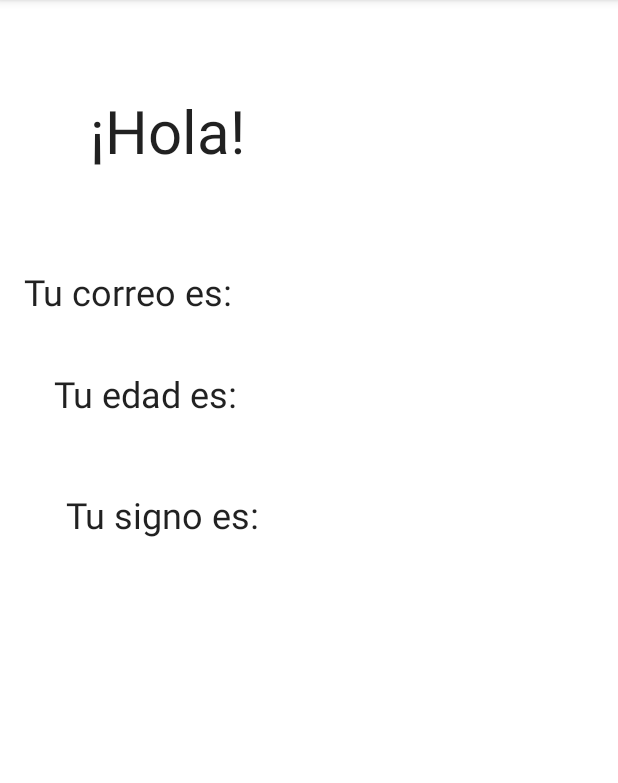
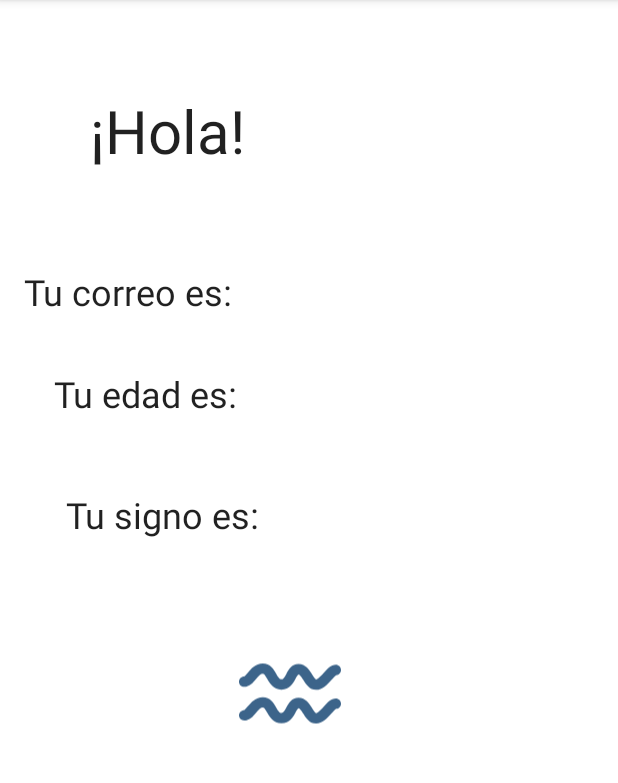
Before and after one commit to luis231298/Ejercicio1_2023_1, an Android app: the Resultado screen opened directly, with no data from a screen before it, on a phone screen of 412 x 824 dp, the part 84-867 px from its top. Run offline under Robolectric (Android 15) with nearby library versions, the phone set to English and light mode, and no system bars.

Commit message:
Se agrega la opción de horozcopos.V4 Se agregan imagenes.

```diff
--- a/app/src/main/java/com/example/ejercicio1_2023_1/Resultado.kt
+++ b/app/src/main/java/com/example/ejercicio1_2023_1/Resultado.kt
@@ -2,6 +2,7 @@ package com.example.ejercicio1_2023_1
 
 import androidx.appcompat.app.AppCompatActivity
 import android.os.Bundle
+import android.widget.ImageView
 import android.widget.TextView
 import android.widget.Toast
 import com.example.ejercicio1_2023_1.databinding.ActivityMainBinding
@@ -17,6 +18,7 @@ class Resultado : AppCompatActivity() {
     var txtCorreo: TextView?=null
     var txtEdad: TextView?=null
     var txtSigno: TextView?=null
+    var imgvSigno: ImageView?=null
 
     override fun onCreate(savedInstanceState: Bundle?) {
         super.onCreate(savedInstanceState)
@@ -49,6 +51,7 @@ class Resultado : AppCompatActivity() {
         txtEdad = binding.txtEdad2
         txtSigno = binding.txtSigno2
 
+
         //txtPres?.setText(R.string.Saludo)
         txtNombre?.setText(nombre)
         txtCorreo?.setText(correo)
@@ -57,88 +60,113 @@ class Resultado : AppCompatActivity() {
     }
 
     fun horozcopo(mes:String, dia: Int):String{
+        imgvSigno = binding.imgvSigno
         when (mes) {
             "01" -> {//Enero
                 if (dia <= 20){
+                    imgvSigno?.setImageResource(R.drawable.capricornio)
                     return "Capricornio"
                 }else{
+                    imgvSigno?.setImageResource(R.drawable.acuario)
                     return "Acuario"
                 }
             }
             "02" -> {//Febrero
                 if (dia <= 19){
+                    imgvSigno?.setImageResource(R.drawable.acuario)
                     return "Acuario"
                 }else{
+                    imgvSigno?.setImageResource(R.drawable.piscis)
                     return "Piscis"
                 }
             }
             "03" -> {//Marzo
                 if (dia <= 20){
+                    imgvSigno?.setImageResource(R.drawable.piscis)
                     return "Piscis"
                 }else{
+                    imgvSigno?.setImageResource(R.drawable.aries)
                     return "Aries"
                 }
             }
             "04" -> {//Abril
                 if (dia <= 20){
+                    imgvSigno?.setImageResource(R.drawable.aries)
                     return "Aries"
                 }else{
+                    imgvSigno?.setImageResource(R.drawable.tauro)
                     return "Tauro"
                 }
             }
             "05" -> {//Mayo
                 if (dia <= 20){
+                    imgvSigno?.setImageResource(R.drawable.tauro)
                     return "Tauro"
                 }else{
+                    imgvSigno?.setImageResource(R.drawable.geminis)
                     return "Geminis"
                 }
             }
             "06" -> {//Junio
                 if (dia <= 20){
+                    imgvSigno?.setImageResource(R.drawable.geminis)
                     return "Geminis"
                 }else{
+                    imgvSigno?.setImageResource(R.drawable.cancer)
                     return "Cancer"
                 }
             }
             "07" -> {//Julio
                 if (dia <= 20){
+                    imgvSigno?.setImageResource(R.drawable.cancer)
                     return "Cancer"
                 }else{
+                    imgvSigno?.setImageResource(R.drawable.leo)
                     return "Leo"
                 }
             }
             "08" -> {//Agosto
                 if (dia <= 21){
+                    imgvSigno?.setImageResource(R.drawable.leo)
                     return "Leo"
                 }else{
+                    imgvSigno?.setImageResource(R.drawable.virgo)
                     return "Virgo"
                 }
             }
             "09" -> {//Septiembre
                 if (dia <= 20){
+                    imgvSigno?.setImageResource(R.drawable.virgo)
                     return "Virgo"
                 }else{
+                    imgvSigno?.setImageResource(R.drawable.libra)
                     return "Libra"
                 }
             }
             "10" -> {//Octubre
                 if (dia <= 20){
+                    imgvSigno?.setImageResource(R.drawable.libra)
                     return "Libra"
                 }else{
+                    imgvSigno?.setImageResource(R.drawable.escorpio)
                     return "Escorpio"
                 }
             }
             "11" -> {//NOviembre
                 if (dia <= 22){
+                    imgvSigno?.setImageResource(R.drawable.escorpio)
                     return "Escorpio"
                 }else{
+                    imgvSigno?.setImageResource(R.drawable.sagitario)
                     return "Sagitario"
                 }
             }
             "12" -> {
                 if (dia <= 21){
+                    imgvSigno?.setImageResource(R.drawable.sagitario)
                     return "Sagitario"
                 }else{
+                    imgvSigno?.setImageResource(R.drawable.capricornio)
                     return "Capricornio"
                 }
             }
--- /dev/null
+++ b/app/src/main/res/drawable/acuario.xml
@@ -0,0 +1,12 @@
+<vector xmlns:android="http://schemas.android.com/apk/res/android"
+    android:width="32dp"
+    android:height="32dp"
+    android:viewportWidth="32"
+    android:viewportHeight="32">
+  <path
+      android:pathData="M1.631,13.91c1.703,0 2.789,-1.314 3.662,-2.376c0.873,-1.057 1.455,-1.698 2.181,-1.698c0.382,0 0.688,0.412 1.356,1.574c0.775,1.35 1.944,3.386 4.486,3.386c2.623,0 3.706,-2.061 4.42,-3.422c0.312,-0.596 0.703,-1.336 0.947,-1.336c0.422,0 1.055,1.006 1.516,1.737c0.867,1.373 1.943,3.086 3.988,3.086c1.994,0 3.479,-1.663 4.797,-3.132c0.473,-0.528 1.177,-1.312 1.514,-1.493C31.339,10.172 32,9.468 32,8.611c0,-0.899 -0.729,-1.632 -1.63,-1.632c-1.511,0 -2.63,1.25 -3.813,2.574c-0.641,0.716 -1.832,2.045 -2.373,2.045c-0.283,-0.067 -0.918,-1.078 -1.225,-1.562c-0.866,-1.376 -2.053,-3.262 -4.275,-3.262c-2.215,0 -3.188,1.854 -3.833,3.079c-0.725,1.38 -0.996,1.678 -1.533,1.678c-0.561,0 -0.905,-0.438 -1.658,-1.747c-0.781,-1.355 -1.849,-3.213 -4.186,-3.213c-2.316,0 -3.693,1.669 -4.697,2.889c-0.342,0.412 -0.91,1.104 -1.163,1.188C0.722,10.658 0,11.385 0,12.279C0,13.18 0.73,13.91 1.631,13.91z"
+      android:fillColor="#3C648A"/>
+  <path
+      android:pathData="M30.37,17.55c-1.511,0 -2.63,1.25 -3.813,2.572c-0.641,0.717 -1.832,2.046 -2.373,2.046c-0.283,-0.067 -0.918,-1.077 -1.225,-1.562c-0.866,-1.377 -2.053,-3.262 -4.275,-3.262c-2.215,0 -3.188,1.854 -3.833,3.08c-0.725,1.379 -0.996,1.676 -1.533,1.676c-0.561,0 -0.905,-0.438 -1.658,-1.746c-0.779,-1.355 -1.848,-3.215 -4.185,-3.215c-2.315,0 -3.692,1.67 -4.696,2.89c-0.342,0.414 -0.91,1.104 -1.163,1.188C0.722,21.228 0,21.953 0,22.847c0,0.899 0.73,1.631 1.631,1.631c1.703,0 2.789,-1.314 3.662,-2.375c0.873,-1.058 1.455,-1.699 2.181,-1.699c0.382,0 0.688,0.413 1.356,1.574c0.775,1.351 1.944,3.386 4.486,3.386c2.623,0 3.706,-2.06 4.42,-3.42c0.312,-0.597 0.703,-1.337 0.947,-1.337c0.422,0 1.055,1.006 1.516,1.736c0.867,1.375 1.943,3.086 3.988,3.086c1.994,0 3.479,-1.662 4.797,-3.131c0.473,-0.527 1.177,-1.312 1.514,-1.494C31.339,20.74 32,20.036 32,19.179C32,18.278 31.271,17.55 30.37,17.55z"
+      android:fillColor="#3C648A"/>
+</vector>
--- /dev/null
+++ b/app/src/main/res/drawable/aries.xml
@@ -0,0 +1,9 @@
+<vector xmlns:android="http://schemas.android.com/apk/res/android"
+    android:width="512dp"
+    android:height="512dp"
+    android:viewportWidth="512"
+    android:viewportHeight="512">
+  <path
+      android:pathData="M523.6,121.6c0,-0.4 -0.1,-0.8 -0.1,-1.2c-6.2,-34.8 -29.7,-68.9 -62.6,-82.9c-24,-10.3 -51.7,-10.7 -76.5,-2.8c-24.3,7.8 -44.5,24.7 -60.1,44.5c-15.9,20.2 -27.4,43.2 -37.2,66.9c-7.4,17.8 -13.5,36.2 -18.8,54.7C255.7,156.1 238.4,111.3 209,75.4c-15.9,-19.4 -36.7,-34.9 -60.9,-41.8c-25,-7.2 -52.3,-5.5 -75.9,5.4c-20.2,9.3 -36.1,26.6 -46.5,46c-6.8,12.6 -12.3,27 -13.6,41.4c-2.5,27.1 27.2,46.6 51.5,37.5c12,-4.5 20.9,-14.7 23.9,-27.1c2,-8.5 4.9,-16.7 10.7,-23.4c7.4,-8.5 18.7,-9 29,-6.2c3.8,1 3.7,1.1 7.4,3.2c3.9,2.2 5.2,3.4 8.3,6.3c15.4,14.1 25.2,34.2 33.4,53.1c11.8,27.2 19.8,56.1 26.6,84.9c6.6,27.6 11.6,55.6 16,83.7c3.5,22.6 6.1,45.3 9.7,67.9c2,12.4 6.6,23.7 17,31.4c8.3,6.1 18.7,8.3 28.8,6.7c10.9,-1.7 20,-8.2 26.1,-17.3c6.8,-10 7.4,-23.3 9,-34.9c3.2,-23.2 6.3,-46.3 10.2,-69.4c4.8,-28.8 10.5,-57.5 17.9,-85.7c7.2,-27.8 15.9,-55.4 28.7,-81.2c4.9,-9.8 10.4,-19.4 17,-28.2c2.3,-3.1 5,-6.1 7.8,-8.9c3.2,-3.2 5.2,-4.9 8.3,-7c1.4,-0.9 2.9,-1.8 4.4,-2.6c0.5,-0.3 1.1,-0.5 1.6,-0.8c-0.4,0.2 1.2,-0.5 1.4,-0.5c5,-1.8 10.3,-2.3 15.6,-2.1c11.1,0.3 17.7,8.9 22.2,18.1c3.9,8 4.3,17 9.2,24.7c6.5,10.4 17.4,16 29.3,17.4c11.3,1.4 23.1,-3.9 30.8,-12C522.4,145.2 525.1,133.4 523.6,121.6z"
+      android:fillColor="#3C648A"/>
+</vector>
--- /dev/null
+++ b/app/src/main/res/drawable/cancer.xml
@@ -0,0 +1,12 @@
+<vector xmlns:android="http://schemas.android.com/apk/res/android"
+    android:width="32dp"
+    android:height="32dp"
+    android:viewportWidth="32"
+    android:viewportHeight="32">
+  <path
+      android:pathData="M27.955,19.752c-0.087,0.078 -7.049,6.217 -14.847,6.047c0.944,-1.231 1.53,-2.756 1.53,-4.428c0,-4.035 -3.283,-7.317 -7.319,-7.317C3.283,14.053 0,17.336 0,21.372c0,3.6 2.614,6.582 6.04,7.189c2.52,1.15 5.032,1.632 7.44,1.632c9.279,0 16.985,-6.836 17.392,-7.204c0.894,-0.807 0.962,-2.181 0.16,-3.072C30.225,19.02 28.85,18.95 27.955,19.752zM7.319,24.334c-1.634,0 -2.962,-1.326 -2.962,-2.963c0,-1.633 1.328,-2.961 2.962,-2.961c1.634,0 2.962,1.328 2.962,2.961C10.281,23.007 8.953,24.334 7.319,24.334z"
+      android:fillColor="#3C648A"/>
+  <path
+      android:pathData="M4.045,12.247c0.087,-0.077 7.049,-6.215 14.848,-6.045c-0.943,1.231 -1.531,2.755 -1.531,4.426c0,4.036 3.283,7.318 7.32,7.318c4.035,0 7.318,-3.282 7.318,-7.318c0,-3.598 -2.615,-6.58 -6.04,-7.188c-2.521,-1.153 -5.032,-1.633 -7.44,-1.633c-9.279,0 -16.985,6.836 -17.392,7.204c-0.895,0.807 -0.962,2.181 -0.16,3.071C1.776,12.981 3.151,13.051 4.045,12.247zM24.682,7.666c1.633,0 2.961,1.327 2.961,2.962c0,1.635 -1.328,2.962 -2.961,2.962c-1.635,0 -2.963,-1.327 -2.963,-2.962C21.719,8.994 23.047,7.666 24.682,7.666z"
+      android:fillColor="#3C648A"/>
+</vector>
--- /dev/null
+++ b/app/src/main/res/drawable/capricornio.xml
@@ -0,0 +1,9 @@
+<vector xmlns:android="http://schemas.android.com/apk/res/android"
+    android:width="31.998dp"
+    android:height="31.998dp"
+    android:viewportWidth="31.998"
+    android:viewportHeight="31.998">
+  <path
+      android:pathData="M25.262,10.757c-2.213,0 -4.164,1.088 -5.394,2.741c-0.616,-1.326 -1.22,-3.132 -1.22,-5.142c0,-2.469 -2.002,-4.129 -4.982,-4.129c-1.527,0 -3.107,0.462 -4.193,1.345c-1.33,-1.016 -3.258,-1.586 -4.825,-1.586c-1.246,0 -2.331,0.337 -3.136,0.974C0.822,5.506 0,6.538 0,8.358c0,0.819 0.664,1.481 1.482,1.481s1.482,-0.662 1.482,-1.481c0,-0.722 0.203,-1.23 1.195,-1.375c1.762,-0.264 3.777,0.883 3.929,1.375v12.104c0,0.818 0.664,1.481 1.482,1.481c0.818,0 1.481,-0.663 1.481,-1.481V8.358c0,-0.522 1.206,-1.165 2.614,-1.165c0.649,0 1.234,0.142 1.604,0.385c0.294,0.195 0.413,0.423 0.413,0.78c0,4.285 2.095,7.705 2.873,8.828c-0.006,0.104 -0.031,0.204 -0.031,0.31c0,1.057 0.266,2.04 0.697,2.93c-0.908,1.381 -3.453,4.526 -7.861,4.621c-0.818,0.019 -1.468,0.693 -1.451,1.515c0.018,0.808 0.678,1.45 1.482,1.45c0.01,0 0.021,0 0.031,0c5.055,-0.107 8.215,-3.201 9.738,-5.205c1.141,0.882 2.551,1.43 4.1,1.43c3.717,0 6.738,-3.021 6.738,-6.736C31.998,13.782 28.979,10.757 25.262,10.757zM25.262,21.271c-2.08,0 -3.773,-1.693 -3.773,-3.774c0,-2.08 1.693,-3.773 3.773,-3.773c2.082,0 3.775,1.693 3.775,3.773C29.037,19.577 27.344,21.271 25.262,21.271z"
+      android:fillColor="#3C648A"/>
+</vector>
--- /dev/null
+++ b/app/src/main/res/drawable/escorpio.xml
@@ -0,0 +1,9 @@
+<vector xmlns:android="http://schemas.android.com/apk/res/android"
+    android:width="512dp"
+    android:height="512dp"
+    android:viewportWidth="512"
+    android:viewportHeight="512">
+  <path
+      android:pathData="M607.3,415.9l-31.9,-95.7c-5,-15.1 -18.5,-24.8 -34.4,-24.8c-4.2,0 -8.5,0.7 -12.6,2.1l-87.1,29c-1,0.3 -1.9,0.6 -2.9,0.9c-2.5,0.8 -5.3,1.6 -8.1,2.8c-16.2,6.8 -25.3,26 -20.1,42.9c4.6,15.1 18.8,26.1 33.8,26.1c2.1,0 4.2,-0.2 6.2,-0.6c6.1,-1.2 14.5,-4.1 19.8,-6c-2.2,9.3 -2.9,39.7 -52.4,38.3c-38.8,-1.1 -43.2,-50.5 -43.2,-57.5c0,-1.5 0,-3.1 0,-4.6L374.4,124.8c0,-23.3 -7,-45.4 -20.3,-63.8c-16.4,-22.7 -41.8,-38.4 -69.6,-42.9c-5.5,-0.9 -11.2,-1.4 -16.8,-1.4c-26.2,0 -52.3,10 -72.1,27.4c-3.8,-3.4 -7.2,-6.1 -10.6,-8.4c-18.6,-12.4 -40,-19 -61.8,-19c-10.4,0 -20.7,1.5 -30.6,4.6c-26.9,8.3 -49.9,27.1 -63,51.5c-8.5,15.9 -12.9,33.7 -12.9,52.9v335.8c0,9.6 3.5,18.8 9.8,25.9c6.8,7.6 15.9,11.8 25.8,11.8c3.6,0 7.2,-0.6 10.8,-1.7c16.1,-5.1 25.3,-19.1 25.3,-38.5L88.4,124.2c0,-17.3 13,-32.7 29.6,-35.2c1.7,-0.2 3.4,-0.4 5.1,-0.4c19.9,0 36.7,16.1 36.7,35.2v332.7c0,9.3 0,22.1 10.7,32.4c6.8,6.5 15.6,10.1 24.8,10.1c19.9,0 36.1,-16.1 36.1,-36L231.4,155.6c0,-3.4 -0.1,-6.8 -0.2,-10.1c-0.4,-17.3 -0.8,-33.7 9.2,-44.7c6.9,-7.6 16.9,-12 27.4,-12c10.8,0 20.6,4.7 27,12.8c6.6,8.3 7.9,18.1 7.9,30.3v246.6c0,20.3 3.3,36.4 10.5,50.7c12.8,25.6 31.1,58.2 109.2,58.2c11.3,0 92,-1.7 110.9,-66.3l4,11.9c2.3,6.9 5.1,15.5 13.3,22.3c6.3,5.2 14.5,8 23,8c8.6,0 16.7,-3 22.6,-8.4C607.8,444.7 611.8,430.4 607.3,415.9z"
+      android:fillColor="#3C648A"/>
+</vector>
--- /dev/null
+++ b/app/src/main/res/drawable/geminis.xml
@@ -0,0 +1,9 @@
+<vector xmlns:android="http://schemas.android.com/apk/res/android"
+    android:width="32dp"
+    android:height="32.001dp"
+    android:viewportWidth="32"
+    android:viewportHeight="32.001">
+  <path
+      android:pathData="M21.653,23.901V8.266c2.225,-0.496 3.968,-1.356 5.188,-2.591c1.69,-1.711 1.757,-3.476 1.753,-3.812c-0.013,-1.007 -0.814,-1.777 -1.821,-1.813c-1.017,-0.028 -1.862,0.778 -1.941,1.781c-0.085,1.099 -1.918,3.171 -8.234,3.171c-6.448,0 -8.56,-2.188 -8.778,-3.354c-0.13,-1.003 -1.024,-1.754 -2.046,-1.635c-1.035,0.097 -1.795,1.014 -1.698,2.05c0.021,0.209 0.482,4.043 6.009,5.814v16.055c-6.151,1.666 -6.646,5.791 -6.667,6.01c-0.095,1.004 0.625,1.863 1.625,1.998c0.997,0.135 1.936,-0.58 2.114,-1.572c0.208,-1.165 2.313,-3.365 8.78,-3.365c6.316,0 8.149,2.073 8.234,3.097c-0.013,1.038 0.82,1.892 1.859,1.902c0.007,0 0.016,0 0.021,0c1.028,0 1.87,-0.829 1.882,-1.859c0.003,-0.336 -0.062,-2.102 -1.753,-3.812C25.086,25.221 23.562,24.415 21.653,23.901zM13.847,23.311V8.619c0.849,0.087 1.744,0.147 2.747,0.147c0.446,0 0.87,-0.02 1.294,-0.037v14.577c-0.626,-0.043 -1.272,-0.07 -1.952,-0.07C15.197,23.235 14.501,23.262 13.847,23.311z"
+      android:fillColor="#3C648A"/>
+</vector>
--- /dev/null
+++ b/app/src/main/res/drawable/leo.xml
@@ -0,0 +1,9 @@
+<vector xmlns:android="http://schemas.android.com/apk/res/android"
+    android:width="31.742dp"
+    android:height="31.742dp"
+    android:viewportWidth="31.742"
+    android:viewportHeight="31.742">
+  <path
+      android:pathData="M30.096,24.16c-0.237,-1.158 -1.373,-1.91 -2.526,-1.671c-1.16,0.236 -1.906,1.368 -1.668,2.527c0.053,0.271 -2.261,3.369 -3.908,2.63s-1.771,-3.751 -0.705,-5.126c2.334,-3.002 7.604,-10.612 6.123,-16.393c-0.586,-2.287 -2.148,-4.036 -4.563,-5.082c-3.657,-1.482 -6.749,-1.389 -9.193,0.283c-3.428,2.344 -4.309,7.04 -4.53,9.608c-0.014,0 -0.025,-0.005 -0.039,-0.005c-4.153,0 -7.532,3.379 -7.532,7.532c0,4.152 3.379,7.531 7.532,7.531c4.152,0 7.53,-3.379 7.53,-7.531c0,-2.571 -1.298,-4.842 -3.271,-6.203c0.037,-1.81 0.56,-5.921 2.731,-7.401c1.188,-0.802 2.917,-0.754 5.113,0.138c1.521,0.657 1.91,1.567 2.07,2.194c0.682,2.655 -1.421,7.641 -5.354,12.701c-2.955,3.801 -2.44,7.938 1.371,11.065c2.258,1.416 5.691,0.635 7.03,-0.174C28.42,29.513 30.679,27.013 30.096,24.16zM9.086,21.709c-1.791,0 -3.247,-1.457 -3.247,-3.246c0,-1.791 1.456,-3.249 3.247,-3.249s3.247,1.458 3.247,3.249C12.332,20.252 10.875,21.709 9.086,21.709z"
+      android:fillColor="#3C648A"/>
+</vector>
--- /dev/null
+++ b/app/src/main/res/drawable/libra.xml
@@ -0,0 +1,12 @@
+<vector xmlns:android="http://schemas.android.com/apk/res/android"
+    android:width="512dp"
+    android:height="512dp"
+    android:viewportWidth="514.08"
+    android:viewportHeight="514.08">
+  <path
+      android:pathData="M0,506.24c171.36,0 342.72,0 514.08,0c0,-30.6 0,-61.2 0,-91.8c-171.36,0 -342.72,0 -514.08,0C0,445.04 0,475.64 0,506.24z"
+      android:fillColor="#3C648A"/>
+  <path
+      android:pathData="M441.09,267.41c31.4,-75.43 12.07,-157.06 -49.82,-210.43C327.26,1.79 232.62,-8.09 157.11,33.33C68.83,81.75 35.39,182.06 73.65,268.62c0.61,1.39 0.83,5.06 1.47,5.06H0v97.92h211.16c0.2,-6.12 0.46,-3.12 0.46,-4.02c0.08,-29.56 0.02,-59.57 0.32,-89.13c0.05,-4.53 -2.52,-6.26 -5.5,-8.25c-33.46,-22.33 -48.18,-62.77 -36.53,-100.04c11.8,-37.77 47.77,-64.11 87.25,-63.8c39.94,0.31 75.96,26.98 86.76,64.29c11.24,38.79 -3.65,77.97 -38.43,100.3c-4.03,2.59 -5.73,5.15 -5.67,9.99c0.26,22.71 0.05,45.41 0.05,68.12v22.54h214.2v-97.92h-75.53C439.72,273.68 440.38,269.12 441.09,267.41z"
+      android:fillColor="#3C648A"/>
+</vector>
--- /dev/null
+++ b/app/src/main/res/drawable/piscis.xml
@@ -0,0 +1,9 @@
+<vector xmlns:android="http://schemas.android.com/apk/res/android"
+    android:width="32.001dp"
+    android:height="32.001dp"
+    android:viewportWidth="32.001"
+    android:viewportHeight="32.001">
+  <path
+      android:pathData="M29.824,14.867h-7.59c0.701,-6.977 4.605,-9.606 4.834,-9.754c1.017,-0.626 1.336,-1.956 0.719,-2.979c-0.625,-1.028 -1.961,-1.351 -2.989,-0.732c-0.269,0.161 -6.146,3.85 -6.937,13.465H12.96C12.167,5.252 6.291,1.564 6.023,1.402c-1.021,-0.616 -2.34,-0.291 -2.966,0.72C2.427,3.134 2.74,4.47 3.747,5.111C3.93,5.23 7.879,7.847 8.582,14.867H2.176C0.973,14.867 0,15.841 0,17.044c0,1.201 0.973,2.176 2.176,2.176h6.393c-0.73,6.222 -4.487,7.361 -4.634,7.4c-1.168,0.281 -1.889,1.456 -1.608,2.624c0.24,0.997 1.131,1.669 2.114,1.669c0.168,0 0.338,-0.021 0.51,-0.061c0.308,-0.076 7.113,-1.829 8.003,-11.636h4.914c0.889,9.807 7.694,11.56 8.004,11.636c0.17,0.039 0.34,0.061 0.505,0.061c0.967,0 1.836,-0.656 2.089,-1.637c0.298,-1.148 -0.399,-2.329 -1.545,-2.646c-0.176,-0.049 -3.937,-1.188 -4.667,-7.41h7.571c1.202,0 2.176,-0.975 2.176,-2.176C32.001,15.841 31.027,14.867 29.824,14.867z"
+      android:fillColor="#3C648A"/>
+</vector>
--- /dev/null
+++ b/app/src/main/res/drawable/sagitario.xml
@@ -0,0 +1,9 @@
+<vector xmlns:android="http://schemas.android.com/apk/res/android"
+    android:width="32.001dp"
+    android:height="32dp"
+    android:viewportWidth="32.001"
+    android:viewportHeight="32">
+  <path
+      android:pathData="M31.983,2.058c-0.01,-0.243 -0.051,-0.489 -0.146,-0.718c-0.104,-0.251 -0.253,-0.474 -0.439,-0.664c-0.004,-0.006 -0.006,-0.012 -0.01,-0.017l0,0c-0.193,-0.194 -0.425,-0.347 -0.68,-0.453C30.453,0.1 30.184,0.043 29.91,0.043c-0.001,0 -0.001,0 -0.002,0H18.747c-1.155,0 -2.093,0.937 -2.093,2.093c0,1.157 0.938,2.093 2.093,2.093h6.099l-9.998,9.967l-3.593,-3.729c-0.802,-0.83 -2.128,-0.856 -2.959,-0.053c-0.833,0.801 -0.858,2.125 -0.056,2.959l3.642,3.777L0.615,28.383c-0.818,0.814 -0.82,2.141 -0.004,2.959c0.408,0.411 0.944,0.615 1.481,0.615c0.534,0 1.069,-0.204 1.478,-0.611l11.215,-11.181l4.11,4.265c0.41,0.426 0.957,0.641 1.508,0.641c0.521,0 1.047,-0.192 1.451,-0.586c0.832,-0.801 0.856,-2.127 0.056,-2.959l-4.158,-4.315l10.062,-10.03v5.944c0,1.157 0.938,2.094 2.096,2.094c1.154,0 2.092,-0.937 2.092,-2.094V2.136C32,2.107 31.985,2.085 31.983,2.058z"
+      android:fillColor="#3C648A"/>
+</vector>
--- /dev/null
+++ b/app/src/main/res/drawable/tauro.xml
@@ -0,0 +1,9 @@
+<vector xmlns:android="http://schemas.android.com/apk/res/android"
+    android:width="32dp"
+    android:height="32dp"
+    android:viewportWidth="32"
+    android:viewportHeight="32">
+  <path
+      android:pathData="M29.988,0.479h-0.005c-0.276,0 -6.46,0.118 -10.985,7.858c-0.91,-0.225 -1.854,-0.359 -2.833,-0.359c-1.086,0 -2.135,0.16 -3.134,0.437C8.498,0.601 2.278,0.479 2.001,0.479c-0.002,0 -0.004,0 -0.006,0C0.897,0.479 0.021,1.358 0,2.454C-0.018,3.552 0.862,4.463 1.962,4.5c0.181,0.006 4.14,0.216 7.417,5.645c-3.011,2.135 -4.986,5.641 -4.986,9.605c0,6.489 5.28,11.771 11.771,11.771c6.492,0 11.774,-5.28 11.774,-11.771c0,-4.069 -2.077,-7.663 -5.225,-9.777c3.231,-5.218 7.068,-5.463 7.307,-5.473C31.121,4.484 32.003,3.587 32,2.483C31.998,1.376 31.099,0.479 29.988,0.479zM16.164,27.499c-4.272,0 -7.749,-3.476 -7.749,-7.748S11.892,12 16.164,12c4.275,0 7.751,3.478 7.751,7.75C23.916,24.023 20.438,27.499 16.164,27.499z"
+      android:fillColor="#3C648A"/>
+</vector>
--- /dev/null
+++ b/app/src/main/res/drawable/virgo.xml
@@ -0,0 +1,9 @@
+<vector xmlns:android="http://schemas.android.com/apk/res/android"
+    android:width="32dp"
+    android:height="32dp"
+    android:viewportWidth="32"
+    android:viewportHeight="32">
+  <path
+      android:pathData="M31.882,17.006c0.498,-2.979 -0.598,-5.78 -2.931,-7.495c-1.225,-0.9 -2.631,-1.364 -3.889,-1.354V6.654c0,-3.987 -3.293,-4.659 -5.371,-4.659c-1.394,0 -2.688,0.524 -3.65,1.479c-0.002,0.002 -0.003,0.004 -0.005,0.006c-1.021,-0.974 -2.374,-1.485 -3.689,-1.485c-1.39,0 -2.686,0.524 -3.648,1.479C8.691,3.48 8.685,3.492 8.678,3.499C7.693,2.677 6.464,2.231 5.26,2.231c-1.392,0 -2.688,0.524 -3.65,1.479C0.876,4.439 0,5.761 0,7.909C0,8.888 0.792,9.68 1.772,9.68c0.979,0 1.772,-0.792 1.772,-1.771c0,-1.979 1.312,-2.133 1.715,-2.133c0.843,0 1.827,0.558 1.827,2.133v14.99c0,0.979 0.793,1.771 1.772,1.771s1.772,-0.793 1.772,-1.771V7.671c0,-1.979 1.544,-2.129 1.968,-2.129c0.424,0 1.877,0.113 1.877,2.41c0,2.871 -0.045,14.946 -0.045,14.946c0,0.979 0.792,1.771 1.772,1.771c0.979,0 1.772,-0.793 1.772,-1.771V7.671c0,-1.979 1.312,-2.132 1.715,-2.132c0.843,0 1.828,0.557 1.828,2.132c0,0 0.051,16.173 0.049,17.226c-1.44,0.844 -2.838,1.396 -3.893,1.596c-0.962,0.182 -1.595,1.107 -1.414,2.07c0.161,0.85 0.904,1.442 1.74,1.442c0.107,0 0.221,-0.012 0.33,-0.03c1.422,-0.271 3.402,-1.045 5.418,-2.277c1.896,0.971 4.486,1.439 5.799,1.627c0.956,0.129 1.867,-0.537 2.004,-1.504c0.139,-0.971 -0.533,-1.867 -1.504,-2.006c-1.008,-0.146 -2.057,-0.375 -2.951,-0.627C29.413,23.065 31.33,20.307 31.882,17.006zM25.12,22.188c0.002,-0.781 0.005,-1.646 0.009,-2.549c0.01,-2.867 0.021,-6.07 0.021,-7.956c0.397,0.02 1.146,0.219 1.877,0.819c0.662,0.543 1.718,1.775 1.359,3.918C28.02,18.623 26.734,20.587 25.12,22.188z"
+      android:fillColor="#3C648A"/>
+</vector>
--- a/app/src/main/res/layout/activity_resultado.xml
+++ b/app/src/main/res/layout/activity_resultado.xml
@@ -108,4 +108,18 @@
         app:layout_constraintHorizontal_bias="1.0"
         app:layout_constraintStart_toEndOf="@+id/txtSigno"
         app:layout_constraintTop_toBottomOf="@+id/txtEdad2" />
+
+    <ImageView
+        android:id="@+id/imgvSigno"
+        android:layout_width="68dp"
+        android:layout_height="78dp"
+        android:layout_marginTop="64dp"
+        app:layout_constraintBottom_toBottomOf="parent"
+        app:layout_constraintEnd_toEndOf="parent"
+        app:layout_constraintHorizontal_bias="0.463"
+        app:layout_constraintStart_toStartOf="parent"
+        app:layout_constraintTop_toBottomOf="@+id/txtSigno"
+        app:layout_constraintVertical_bias="0.0"
+        app:srcCompat="@drawable/acuario" />
+
 </androidx.constraintlayout.widget.ConstraintLayout>
```
